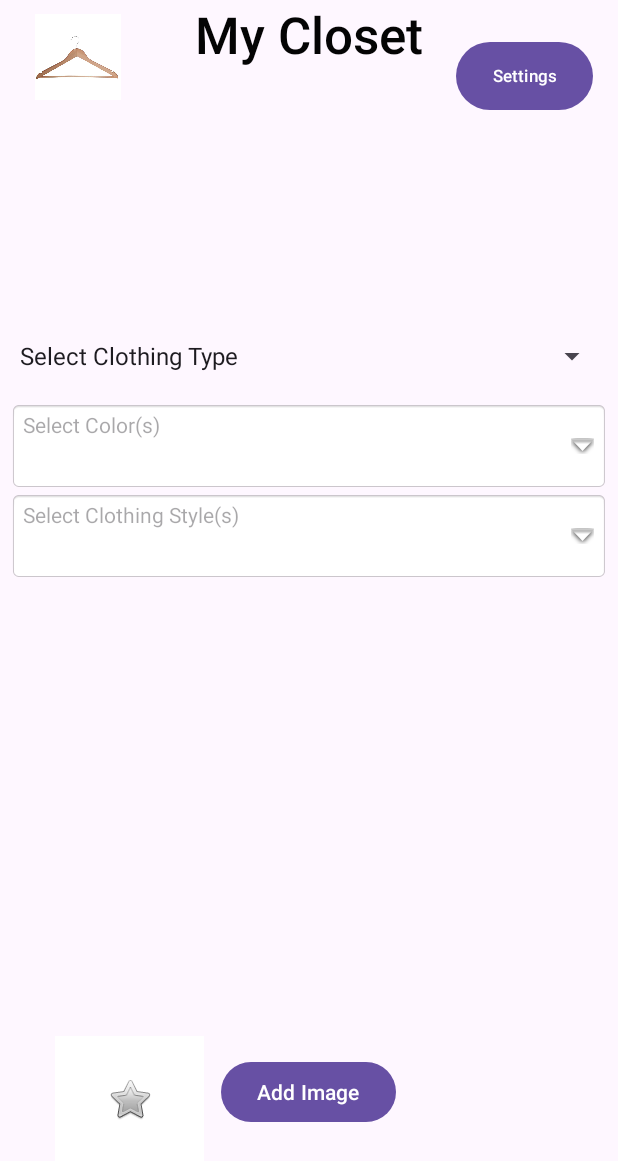
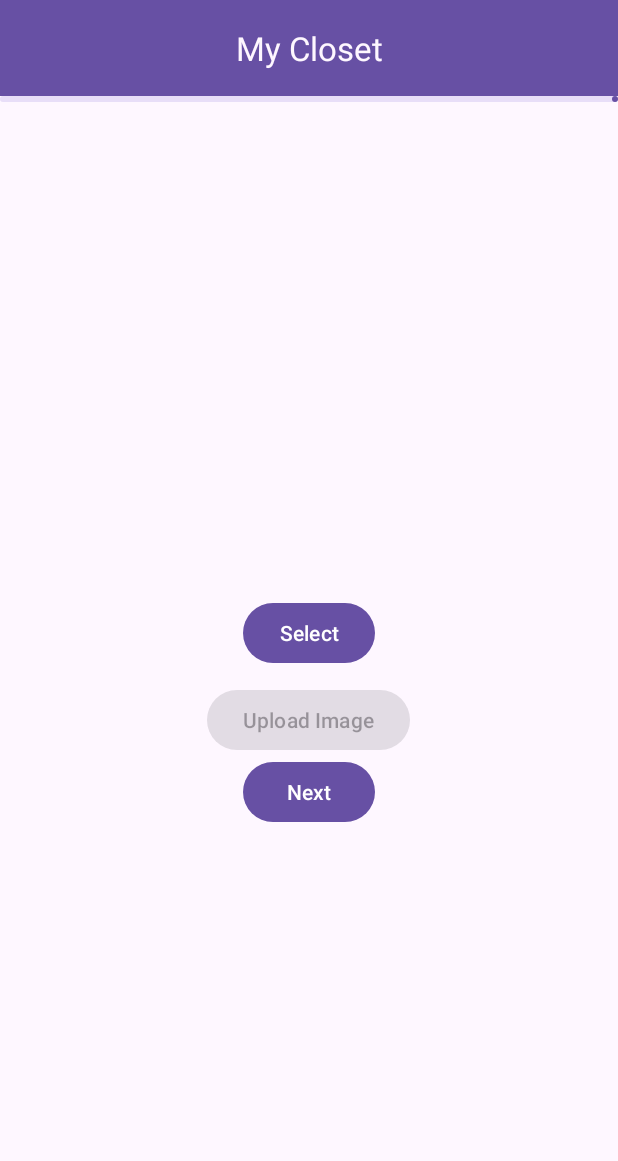
Before and after one commit to jkanderson1/MyClosetApp, an Android app: the HomeScreen screen opened directly, with no data from a screen before it, after a tap on "Add Item", on a phone screen of 412 x 824 dp. Shown: the top 1161 px of the screen. Run offline under Robolectric (Android 15) with nearby library versions, the phone set to English and light mode, and no system bars; our stand-ins replace Firebase (no records; nobody signed in at launch, a user with empty details on screens opened directly).

Commit message:
path changes

```diff
--- a/app/src/main/java/com/example/myclosetapp/AddImage.java
+++ b/app/src/main/java/com/example/myclosetapp/AddImage.java
@@ -1,8 +1,10 @@
 package com.example.myclosetapp;
+import android.annotation.SuppressLint;
 import android.content.Intent;
 import android.net.Uri;
 import android.os.Bundle;
 import android.view.View;
+import android.widget.Button;
 import android.widget.ImageView;
 import android.widget.Toast;
 
@@ -32,6 +34,7 @@ public class AddImage extends AppCompatActivity {
     LinearProgressIndicator progressIndicator;
     Uri image;
     MaterialButton uploadImage, selectImage;
+    Button addItem;
     ImageView imageView;
     private final ActivityResultLauncher<Intent> activityResultLauncher = registerForActivityResult(new ActivityResultContracts.StartActivityForResult(), new ActivityResultCallback<ActivityResult>() {
         @Override
@@ -49,6 +52,7 @@ public class AddImage extends AppCompatActivity {
 
     });
 
+    @SuppressLint("MissingInflatedId")
     @Override
     protected void onCreate(Bundle savedInstanceState) {
         super.onCreate(savedInstanceState);
@@ -65,6 +69,7 @@ public class AddImage extends AppCompatActivity {
         imageView = findViewById(R.id.imageView);
         selectImage = findViewById(R.id.selectImage);
         uploadImage = findViewById(R.id.uploadImage);
+        addItem = findViewById(R.id.addItem);
 
         selectImage.setOnClickListener(new View.OnClickListener() {
             @Override
@@ -72,6 +77,15 @@ public class AddImage extends AppCompatActivity {
                 Intent intent = new Intent(Intent.ACTION_PICK);
                 intent.setType("image/*");
                 activityResultLauncher.launch(intent);
+            }
+        });
+
+        addItem.setOnClickListener(new View.OnClickListener() {
+            @Override
+            public void onClick(View v) {
+                Intent intent = new Intent(getApplicationContext(), AddItem.class);
+                startActivity(intent);
+                finish();
             }
         });
 
--- a/app/src/main/java/com/example/myclosetapp/AddItem.java
+++ b/app/src/main/java/com/example/myclosetapp/AddItem.java
@@ -201,7 +201,7 @@ public class AddItem extends AppCompatActivity {
                 if (!clothing.getType().isEmpty() && !clothing.getColors().isEmpty() && !clothing.getStyles().isEmpty()){
                     clothing.addToCloset();
                     Intent intent  = new Intent(getApplicationContext(),
-                            AddImage.class);
+                            HomeScreen.class);
                     startActivity(intent);
                     finish();
                 }
--- a/app/src/main/java/com/example/myclosetapp/HomeScreen.java
+++ b/app/src/main/java/com/example/myclosetapp/HomeScreen.java
@@ -22,7 +22,7 @@ public class HomeScreen extends AppCompatActivity {
             @Override
             public void onClick(View v) {
                 Intent intent = new Intent (getApplicationContext(),
-                        AddItem.class);
+                        AddImage.class);
                 startActivity(intent);
                 finish();
             }
--- a/app/src/main/res/layout/activity_add_image.xml
+++ b/app/src/main/res/layout/activity_add_image.xml
@@ -46,4 +46,15 @@
         android:text="Upload Image"
         android:id="@+id/uploadImage"/>
 
+
+    <Button
+        android:id="@+id/addItem"
+        android:layout_width="wrap_content"
+        android:layout_height="wrap_content"
+        android:layout_marginEnd="148dp"
+        android:layout_marginBottom="72dp"
+        android:text="Next"
+        android:layout_centerHorizontal="true"
+        android:layout_below="@id/uploadImage" />
+
 </RelativeLayout>
--- a/app/src/main/res/layout/activity_add_item.xml
+++ b/app/src/main/res/layout/activity_add_item.xml
@@ -62,11 +62,9 @@
         android:layout_height="wrap_content"
         android:layout_marginEnd="148dp"
         android:layout_marginBottom="72dp"
-        android:text="@string/AddImage"
+        android:text="Next"
         app:layout_constraintBottom_toBottomOf="parent"
-        app:layout_constraintEnd_toEndOf="parent"
-        app:layout_constraintHorizontal_bias="0.95"
-        app:layout_constraintVertical_bias="0.988" />
+        app:layout_constraintEnd_toEndOf="parent" />
 
     <Spinner
         android:id="@+id/addItemTypeSpinner"
@@ -90,7 +88,7 @@
         android:drawablePadding="16dp"
         android:hint="@string/colorHint"
         android:textAppearance="@style/TextAppearance.AppCompat.Body1"
-        app:layout_constraintBottom_toTopOf="@+id/addItemToAddImage"
+
         app:layout_constraintEnd_toEndOf="parent"
         app:layout_constraintHorizontal_bias="0.555"
         app:layout_constraintStart_toStartOf="parent"
@@ -108,7 +106,6 @@
         android:drawablePadding="16dp"
         android:hint="@string/styleHint"
         android:textAppearance="@style/TextAppearance.AppCompat.Body1"
-        app:layout_constraintBottom_toTopOf="@+id/addItemToAddImage"
         app:layout_constraintEnd_toEndOf="parent"
         app:layout_constraintHorizontal_bias="0.555"
         app:layout_constraintStart_toStartOf="parent"
```
